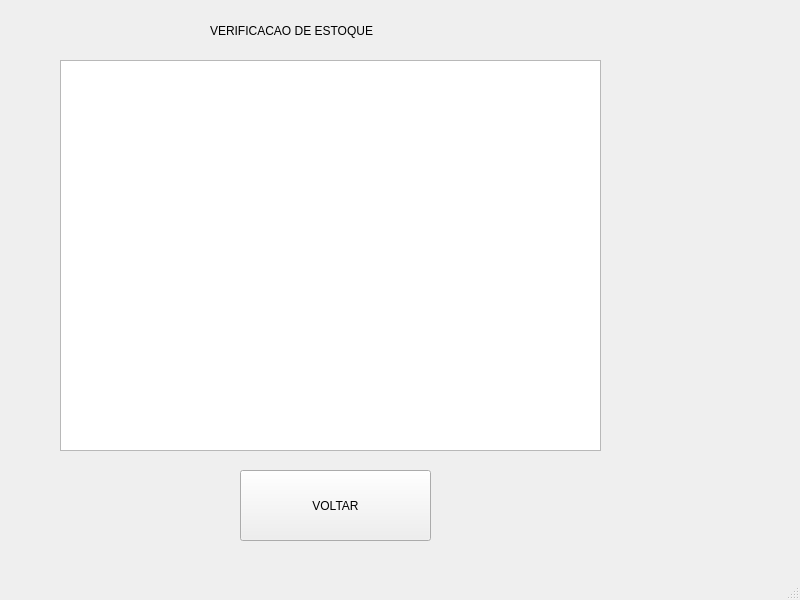
This is VERIFICARESTOQUE.ui in leohpmoreira/inventoryManagement as Qt 5 draws it before an edit. The edited form follows.
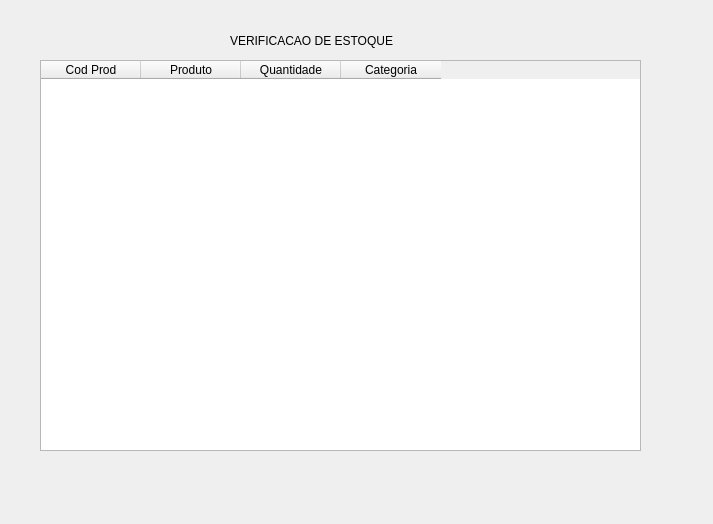
This is the edited form.

The edit to the form file:
```diff
--- a/VERIFICARESTOQUE.ui
+++ b/VERIFICARESTOQUE.ui
@@ -1,47 +1,23 @@
 <?xml version="1.0" encoding="UTF-8"?>
 <ui version="4.0">
- <class>MainWindow</class>
- <widget class="QMainWindow" name="MainWindow">
+ <class>Form</class>
+ <widget class="QWidget" name="Form">
   <property name="geometry">
    <rect>
     <x>0</x>
     <y>0</y>
-    <width>800</width>
-    <height>600</height>
+    <width>713</width>
+    <height>524</height>
    </rect>
   </property>
   <property name="windowTitle">
    <string>MainWindow</string>
   </property>
-  <widget class="QWidget" name="centralwidget">
-   <widget class="QTableView" name="tableView">
-    <property name="geometry">
-     <rect>
-      <x>60</x>
-      <y>60</y>
-      <width>541</width>
-      <height>391</height>
-     </rect>
-    </property>
-   </widget>
-   <widget class="QPushButton" name="pushButton">
-    <property name="geometry">
-     <rect>
-      <x>240</x>
-      <y>470</y>
-      <width>191</width>
-      <height>71</height>
-     </rect>
-    </property>
-    <property name="text">
-     <string>VOLTAR</string>
-    </property>
-   </widget>
    <widget class="QLabel" name="label">
     <property name="geometry">
      <rect>
-      <x>210</x>
-      <y>10</y>
+     <x>230</x>
+     <y>20</y>
       <width>231</width>
       <height>41</height>
      </rect>
@@ -50,18 +26,36 @@
      <string>VERIFICACAO DE ESTOQUE</string>
     </property>
    </widget>
-  </widget>
-  <widget class="QMenuBar" name="menubar">
+  <widget class="QTableWidget" name="tableWidget">
    <property name="geometry">
     <rect>
-     <x>0</x>
-     <y>0</y>
-     <width>800</width>
-     <height>21</height>
+     <x>40</x>
+     <y>60</y>
+     <width>601</width>
+     <height>391</height>
     </rect>
    </property>
+   <column>
+    <property name="text">
+     <string>Cod Prod</string>
+    </property>
+   </column>
+   <column>
+    <property name="text">
+     <string>Produto</string>
+    </property>
+   </column>
+   <column>
+    <property name="text">
+     <string>Quantidade</string>
+    </property>
+   </column>
+   <column>
+    <property name="text">
+     <string>Categoria</string>
+    </property>
+   </column>
   </widget>
-  <widget class="QStatusBar" name="statusbar"/>
  </widget>
  <resources/>
  <connections/>
```
Left out of the diff: 2 changed lines with no effect on the pictures. Lines whose indentation alone changed are shown as unchanged.
